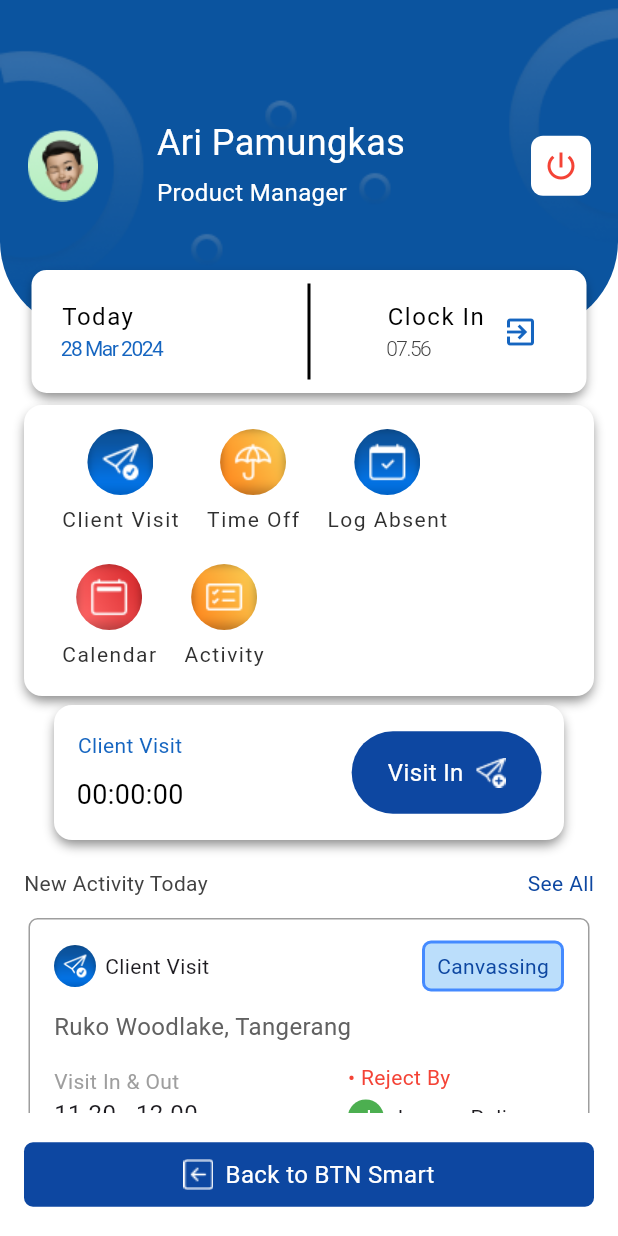
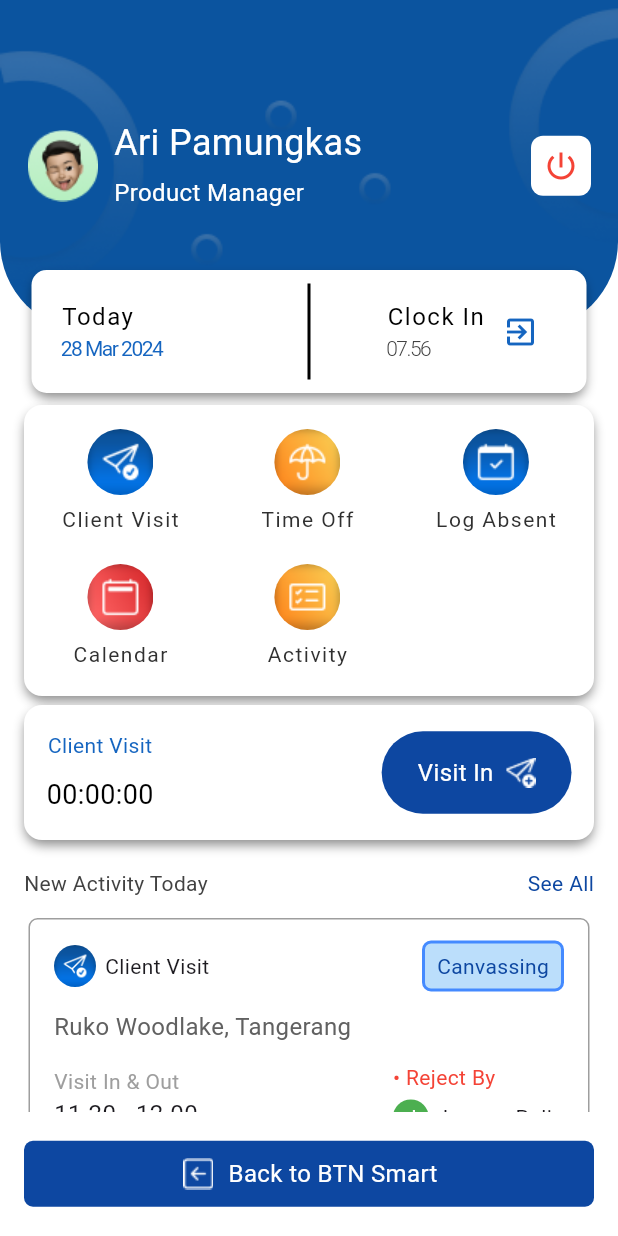
Before and after one commit to FaMan-6/absents-btn-task-1, a Flutter app: the screen it shows after launch, on a phone screen of 412 x 824 dp. Run offline on Flutter 3.47's test engine with Material 3 defaults, Android fonts, the light colour scheme and no system bars; Roboto replaces fonts that are missing (Poppins).

Commit message:
fix task 1

```diff
--- a/lib/screens/home_page.dart
+++ b/lib/screens/home_page.dart
@@ -47,9 +47,11 @@ class _HomePageState extends State<HomePage> {
                                 mainAxisAlignment:
                                     MainAxisAlignment.spaceBetween,
                                 children: [
+                                  Row(
+                                    children: [
                                       Image(
-                                    image:
-                                        AssetImage('assets/images/Avatar.png'),
+                                        image: AssetImage(
+                                            'assets/images/Avatar.png'),
                                         height: 48,
                                         width: 48,
                                       ),
@@ -72,8 +74,8 @@ class _HomePageState extends State<HomePage> {
                                               textAlign: TextAlign.start,
                                             ),
                                             Padding(
-                                          padding:
-                                              const EdgeInsets.only(top: 5.0),
+                                              padding: const EdgeInsets.only(
+                                                  top: 5.0),
                                               child: Text(
                                                 'Product Manager',
                                                 style: TextStyle(
@@ -86,6 +88,8 @@ class _HomePageState extends State<HomePage> {
                                             )
                                           ],
                                         ),
+                                      ),
+                                    ],
                                   ),
                                   GestureDetector(
                                     onTap: () {},
@@ -252,29 +256,26 @@ class _HomePageState extends State<HomePage> {
                         horizontal: 16.0,
                         vertical: 6.0,
                       ),
-                      child: Column(
+                      child: Row(
+                        mainAxisAlignment: MainAxisAlignment.spaceBetween,
                         children: [
-                          Row(
+                          Column(
                             children: [
                               Menu(
                                 background: 'assets/images/Client Visit.png',
                                 title: 'Client Visit',
                               ),
                               Menu(
-                                background: 'assets/images/Time Off.png',
-                                title: 'Time Off',
-                              ),
-                              Menu(
-                                background: 'assets/images/Log Absent.png',
-                                title: 'Log Absent',
+                                background: 'assets/images/Calendar.png',
+                                title: 'Calendar',
                               ),
                             ],
                           ),
-                          Row(
+                          Column(
                             children: [
                               Menu(
-                                background: 'assets/images/Calendar.png',
-                                title: 'Calendar',
+                                background: 'assets/images/Time Off.png',
+                                title: 'Time Off',
                               ),
                               Menu(
                                 background: 'assets/images/Activity.png',
@@ -282,13 +283,23 @@ class _HomePageState extends State<HomePage> {
                               ),
                             ],
                           ),
+                          Column(
+                            children: [
+                              Menu(
+                                background: 'assets/images/Log Absent.png',
+                                title: 'Log Absent',
+                              ),
+                            ],
+                          )
                         ],
                       ),
                     ),
                   ),
-                  Container(
-                    margin: EdgeInsets.symmetric(horizontal: 16, vertical: 6),
-                    width: 340,
+                  Padding(
+                    padding: const EdgeInsets.symmetric(
+                        horizontal: 16.0, vertical: 6.0),
+                    child: Container(
+                      width: double.infinity,
                       height: 90,
                       decoration: BoxDecoration(
                         color: Colors.white,
@@ -351,7 +362,8 @@ class _HomePageState extends State<HomePage> {
                                         ),
                                       ),
                                       Padding(
-                                      padding: const EdgeInsets.only(left: 8.0),
+                                        padding:
+                                            const EdgeInsets.only(left: 8.0),
                                         child: Image(
                                           image: AssetImage(
                                             'assets/images/Vector send plus.png',
@@ -360,20 +372,13 @@ class _HomePageState extends State<HomePage> {
                                           width: 20,
                                         ),
                                       ),
-                                    // Padding(
-                                    //   padding: const EdgeInsets.only(left: 8.0),
-                                    //   child: Icon(
-                                    //     Icons.send,
-                                    //     color: Colors.white,
-                                    //     size: 20,
-                                    //   ),
-                                    // ),
                                     ],
                                   ),
                                 ),
                               ),
                             ),
                           ],
+                        ),
                       ),
                     ),
                   ),
@@ -442,9 +447,9 @@ class _HomePageState extends State<HomePage> {
                     mainAxisAlignment: MainAxisAlignment.center,
                     spacing: 8,
                     children: [
-                      Image(
-                        image:
+                      ImageIcon(
                         AssetImage('assets/images/arrow-left-square.png'),
+                        color: Colors.white,
                       ),
                       Text(
                         'Back to BTN Smart',
--- a/lib/widget/activity_card.dart
+++ b/lib/widget/activity_card.dart
@@ -105,7 +105,6 @@ class _ActivityCardState extends State<ActivityCard> {
                   child: Container(
                     margin: EdgeInsets.only(top: 6),
                     alignment: Alignment.center,
-                    width: 310,
                     child: Row(
                       mainAxisAlignment: MainAxisAlignment.spaceBetween,
                       children: [
```
Lines whose indentation alone changed are shown as unchanged.
